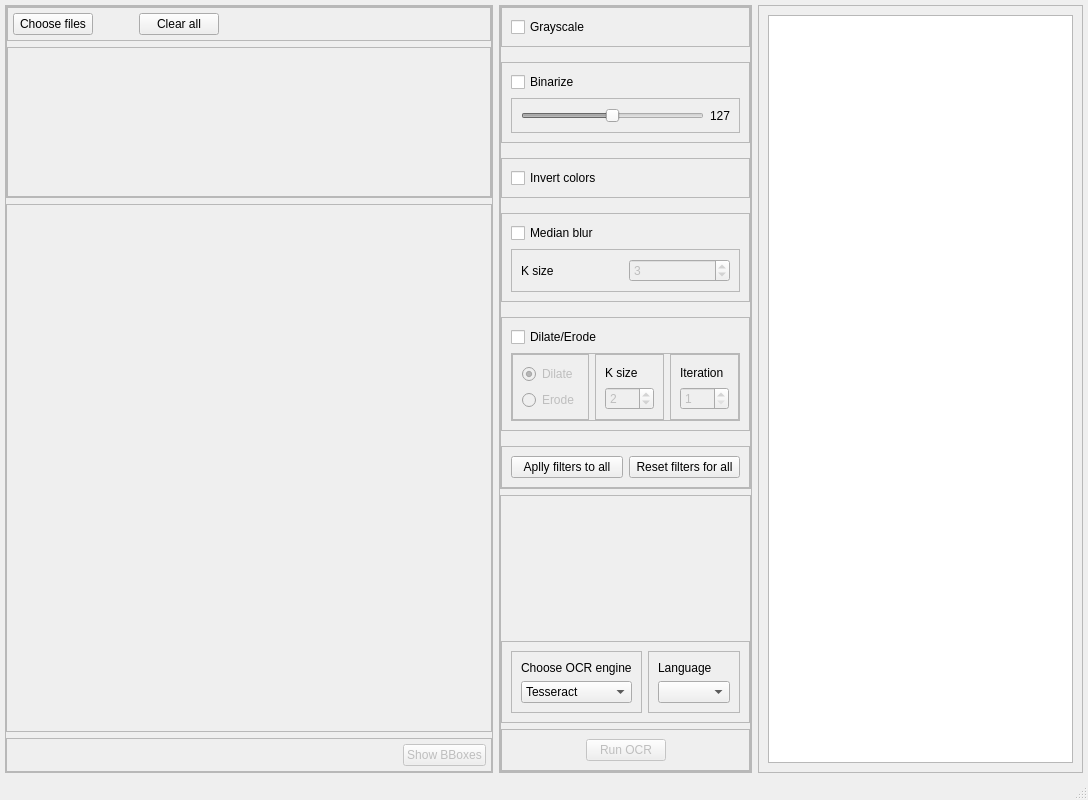
The window that src/ui/generated/mainwindow.ui (irakliskhirtladze/OCR_viewer) describes before a commit, drawn with Qt 5.
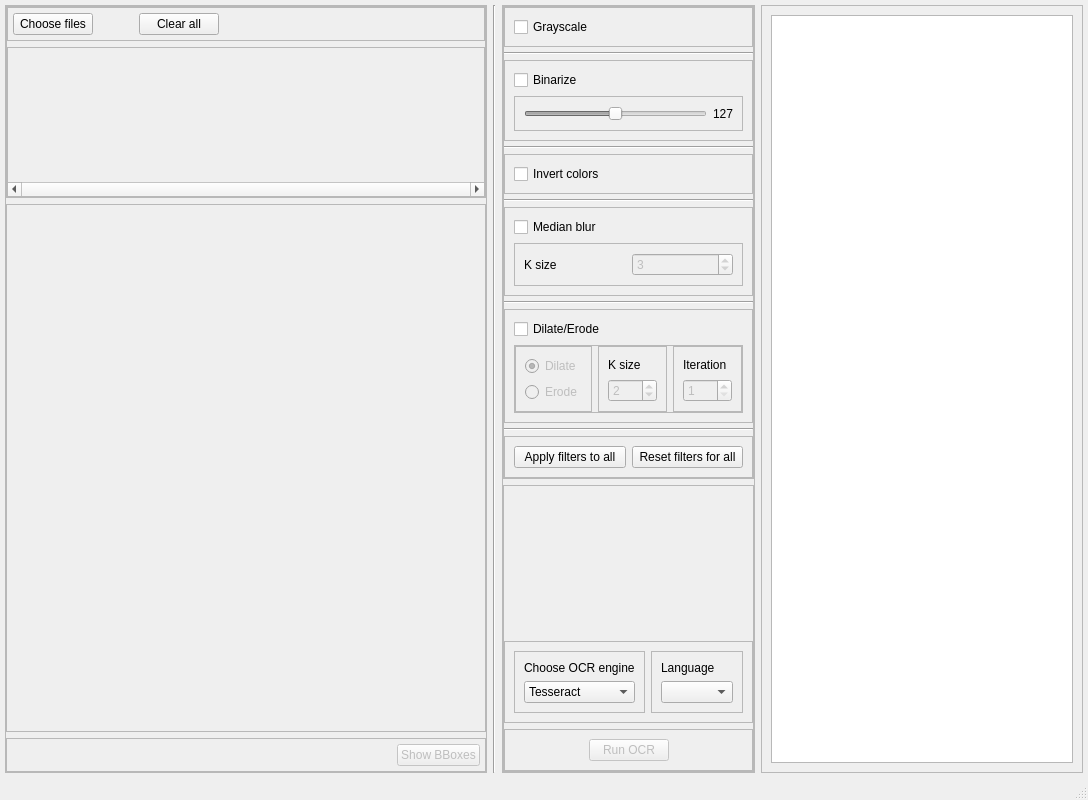
The same window after the commit. Custom widgets are drawn as their Qt base class.

The edit to the form file:
```diff
--- a/src/ui/generated/mainwindow.ui
+++ b/src/ui/generated/mainwindow.ui
@@ -14,7 +14,7 @@
    <string>MainWindow</string>
   </property>
   <widget class="QWidget" name="centralwidget">
-   <layout class="QHBoxLayout" name="horizontalLayout" stretch="3,1,2">
+   <layout class="QHBoxLayout" name="horizontalLayout" stretch="3,0,1,2">
     <property name="leftMargin">
      <number>5</number>
     </property>
@@ -166,7 +166,7 @@
              <enum>Qt::ScrollBarPolicy::ScrollBarAlwaysOff</enum>
             </property>
             <property name="horizontalScrollBarPolicy">
-             <enum>Qt::ScrollBarPolicy::ScrollBarAsNeeded</enum>
+             <enum>Qt::ScrollBarPolicy::ScrollBarAlwaysOn</enum>
             </property>
             <property name="widgetResizable">
              <bool>true</bool>
@@ -176,8 +176,8 @@
               <rect>
                <x>0</x>
                <y>0</y>
-               <width>443</width>
-               <height>146</height>
+               <width>437</width>
+               <height>134</height>
               </rect>
              </property>
             </widget>
@@ -249,6 +249,13 @@
       </layout>
      </widget>
     </item>
+    <item>
+     <widget class="Line" name="line">
+      <property name="orientation">
+       <enum>Qt::Orientation::Vertical</enum>
+      </property>
+     </widget>
+    </item>
     <item>
      <widget class="QFrame" name="control_cont">
       <property name="frameShape">
@@ -280,7 +287,7 @@
          </property>
          <layout class="QVBoxLayout" name="verticalLayout_4">
           <property name="spacing">
-           <number>15</number>
+           <number>5</number>
           </property>
           <property name="leftMargin">
            <number>0</number>
@@ -313,6 +320,13 @@
             </layout>
            </widget>
           </item>
+          <item>
+           <widget class="Line" name="line_2">
+            <property name="orientation">
+             <enum>Qt::Orientation::Horizontal</enum>
+            </property>
+           </widget>
+          </item>
           <item>
            <widget class="QFrame" name="binary_filter">
             <property name="frameShape">
@@ -385,6 +399,13 @@
             </layout>
            </widget>
           </item>
+          <item>
+           <widget class="Line" name="line_3">
+            <property name="orientation">
+             <enum>Qt::Orientation::Horizontal</enum>
+            </property>
+           </widget>
+          </item>
           <item>
            <widget class="QFrame" name="invert_filter">
             <property name="frameShape">
@@ -404,6 +425,13 @@
             </layout>
            </widget>
           </item>
+          <item>
+           <widget class="Line" name="line_4">
+            <property name="orientation">
+             <enum>Qt::Orientation::Horizontal</enum>
+            </property>
+           </widget>
+          </item>
           <item>
            <widget class="QFrame" name="median_filter">
             <property name="frameShape">
@@ -461,6 +489,13 @@
             </layout>
            </widget>
           </item>
+          <item>
+           <widget class="Line" name="line_5">
+            <property name="orientation">
+             <enum>Qt::Orientation::Horizontal</enum>
+            </property>
+           </widget>
+          </item>
           <item>
            <widget class="QFrame" name="dilate_erode_filter">
             <property name="frameShape">
@@ -606,6 +641,13 @@
             </layout>
            </widget>
           </item>
+          <item>
+           <widget class="Line" name="line_6">
+            <property name="orientation">
+             <enum>Qt::Orientation::Horizontal</enum>
+            </property>
+           </widget>
+          </item>
           <item>
            <widget class="QFrame" name="frame_13">
             <property name="frameShape">
@@ -621,7 +663,7 @@
                 <cursorShape>PointingHandCursor</cursorShape>
                </property>
                <property name="text">
-                <string>Aplly filters to all</string>
+                <string>Apply filters to all</string>
                </property>
               </widget>
              </item>
```
